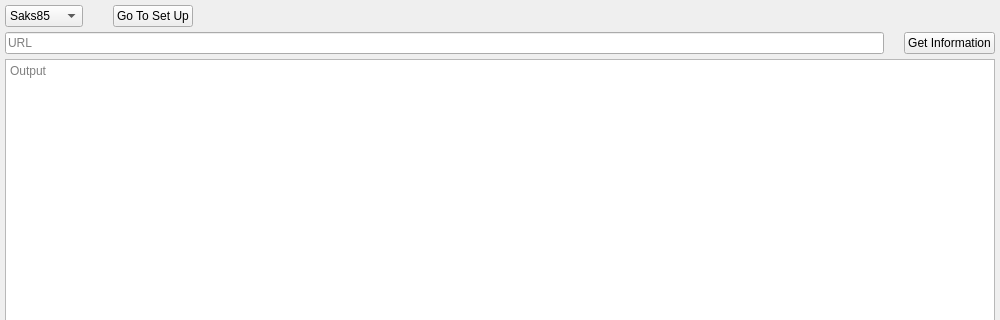
Qt form app/view/uis/parse.ui (IceBear8965/TsumCopyrightTool) before a commit; both pictures show x 0 to 1000 and y 0 to 320 of the 1000 by 700 pixel window.
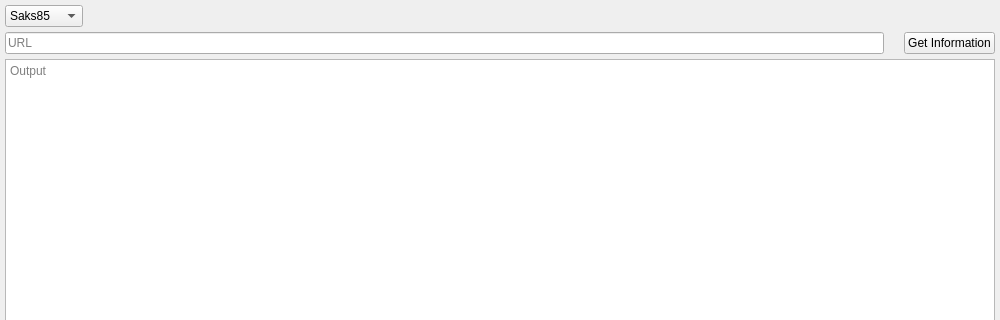
The same form after that commit. Custom widgets are drawn as their Qt base class.

Diff of the .ui file:
```diff
--- a/app/view/uis/parse.ui
+++ b/app/view/uis/parse.ui
@@ -88,26 +88,6 @@
            </property>
           </spacer>
          </item>
-         <item>
-          <widget class="PushButton" name="goToSetUpBtn">
-           <property name="text">
-            <string>Go To Set Up</string>
-           </property>
-          </widget>
-         </item>
-         <item>
-          <spacer name="horizontalSpacer_3">
-           <property name="orientation">
-            <enum>Qt::Horizontal</enum>
-           </property>
-           <property name="sizeHint" stdset="0">
-            <size>
-             <width>40</width>
-             <height>20</height>
-            </size>
-           </property>
-          </spacer>
-         </item>
         </layout>
        </item>
        <item>
@@ -183,16 +163,16 @@
    <extends>QComboBox</extends>
    <header>qfluentwidgets</header>
   </customwidget>
-  <customwidget>
-   <class>LineEdit</class>
-   <extends>QLineEdit</extends>
-   <header>qfluentwidgets</header>
-  </customwidget>
   <customwidget>
    <class>PushButton</class>
    <extends>QPushButton</extends>
    <header>qfluentwidgets</header>
   </customwidget>
+  <customwidget>
+   <class>LineEdit</class>
+   <extends>QLineEdit</extends>
+   <header>qfluentwidgets</header>
+  </customwidget>
   <customwidget>
    <class>PlainTextEdit</class>
    <extends>QPlainTextEdit</extends>
```
